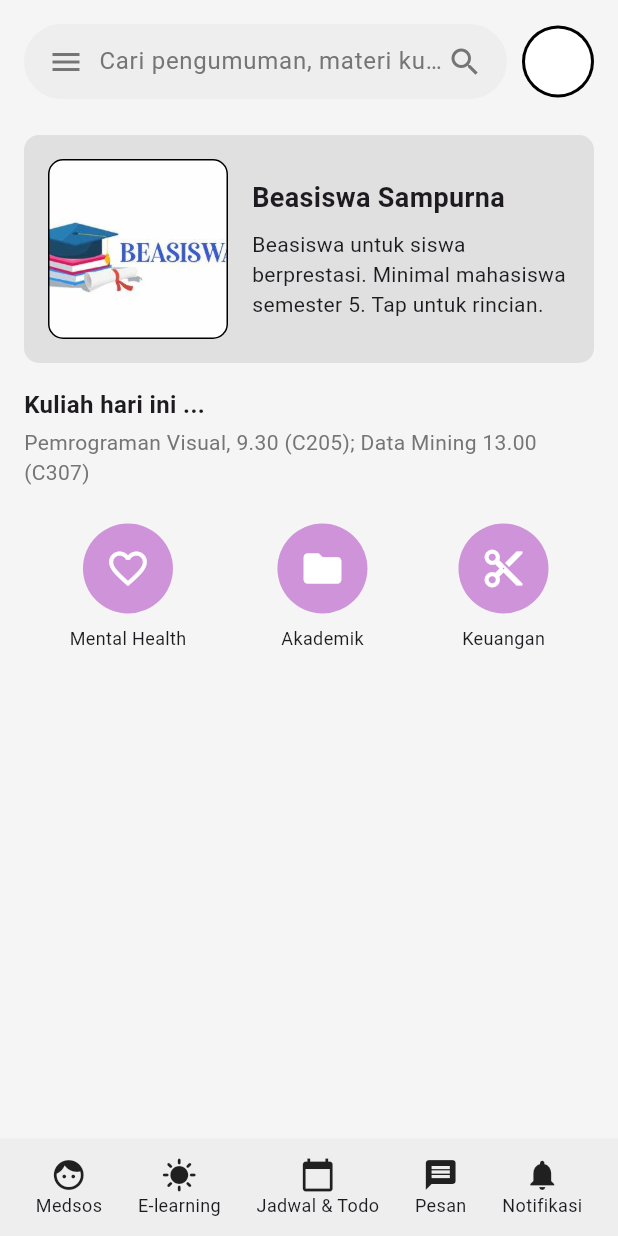
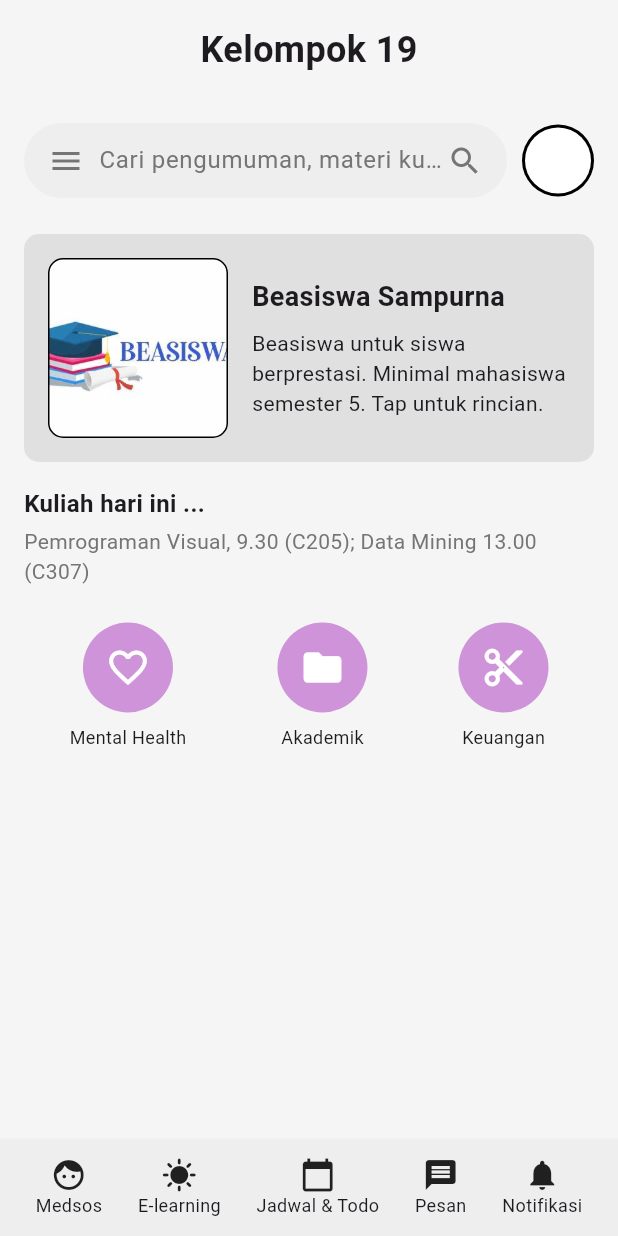
Before and after one commit to DaffanAlfauzi/Quiz_Provis_1, a Flutter app: the screen it shows after launch, on a phone screen of 412 x 824 dp. Run offline on Flutter 3.47's test engine with Material 3 defaults, Android fonts, the phone set to English and light mode, and no system bars.

Commit message:
Update HomePage.dart - Tambah Kelompok 19

```diff
--- a/lib/pages/HomePage.dart
+++ b/lib/pages/HomePage.dart
@@ -14,6 +14,16 @@ class _HomePageState extends State<HomePage> {
       body: SafeArea(
         child: Column(
           children: [
+            const Padding(
+              padding: EdgeInsets.all(16.0),
+              child: Text(
+                'Kelompok 19',
+                style: TextStyle(
+                  fontSize: 24,
+                  fontWeight: FontWeight.bold,
+                ),
+              ),
+            ),
             _buildSearchBar(),
             Expanded(
               child: ListView(
```
